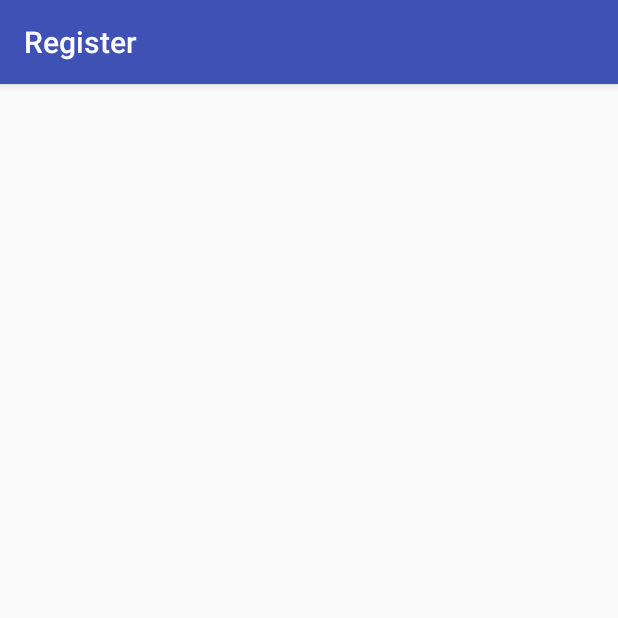
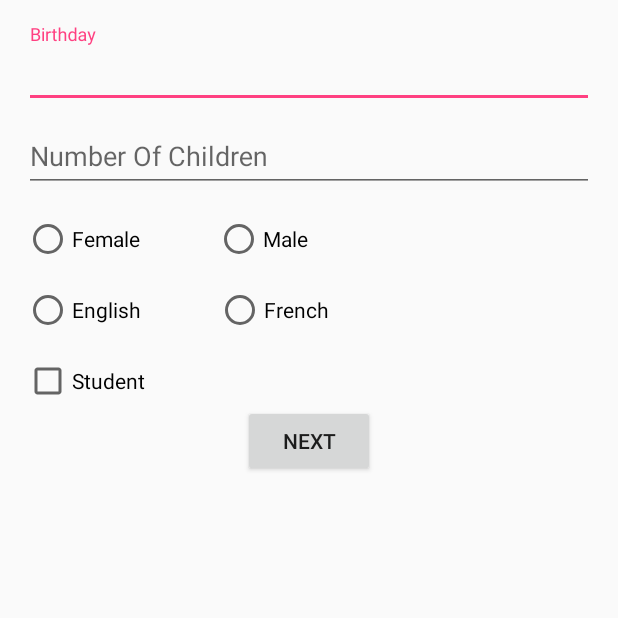
Before and after one commit to Caryntjen/EVA-Android-Group-18, an Android app: the RegisterActivity screen opened directly, with no data from a screen before it, on a phone screen of 412 x 824 dp, the top half of it. Run offline under Robolectric (Android 15) with nearby library versions, the phone set to English and light mode, and no system bars.

Commit message:
Added Part 2 of the Registration and linked them together with a CustomViewPager. Also made adjustments in Part 1 of Registration to make it combatible for view the next part of the registration. Also did some refactoring en renaming.

```diff
--- a/app/src/main/java/com/evavzw/twentyonedayschallenge/BirthDatePickerFragment.java
+++ b/app/src/main/java/com/evavzw/twentyonedayschallenge/BirthDatePickerFragment.java
@@ -2,7 +2,7 @@ package com.evavzw.twentyonedayschallenge;
 
 import android.app.DatePickerDialog;
 import android.app.Dialog;
-import android.app.DialogFragment;
+import android.support.v4.app.DialogFragment;
 import android.os.Bundle;
 import android.widget.DatePicker;
 
--- /dev/null
+++ b/app/src/main/java/com/evavzw/twentyonedayschallenge/NonSwipeablePagerAdapter.java
@@ -0,0 +1,33 @@
+package com.evavzw.twentyonedayschallenge;
+
+import android.support.v4.app.Fragment;
+import android.support.v4.app.FragmentManager;
+import android.support.v4.app.FragmentPagerAdapter;
+
+/**
+ * Created by Matthias on 29/10/2015.
+ */
+public class NonSwipeablePagerAdapter extends FragmentPagerAdapter {
+
+    public NonSwipeablePagerAdapter(FragmentManager fragmentManager) {
+        super(fragmentManager);
+    }
+
+    @Override
+    public Fragment getItem(int position) {
+        switch (position) {
+
+            case 0:
+                return new RegistrationPartOne();
+            case 1:
+                return new RegistrationPartTwo();
+            default:
+                return null;
+        }
+    }
+
+    @Override
+    public int getCount() {
+        return 2;
+    }
+}
--- a/app/src/main/java/com/evavzw/twentyonedayschallenge/NonSwipeableViewPager.java
+++ b/app/src/main/java/com/evavzw/twentyonedayschallenge/NonSwipeableViewPager.java
@@ -3,6 +3,7 @@ package com.evavzw.twentyonedayschallenge;
 /**
  * Created by Matthias on 27/10/2015.
  */
+
 import android.content.Context;
 import android.support.v4.view.ViewPager;
 import android.util.AttributeSet;
@@ -27,4 +28,6 @@ public class NonSwipeableViewPager extends ViewPager {
     public boolean onTouchEvent(MotionEvent event) {
         return false;
     }
+
+
 }
--- a/app/src/main/java/com/evavzw/twentyonedayschallenge/RegisterActivity.java
+++ b/app/src/main/java/com/evavzw/twentyonedayschallenge/RegisterActivity.java
@@ -1,13 +1,29 @@
 package com.evavzw.twentyonedayschallenge;
 
-import android.support.v7.app.AppCompatActivity;
 import android.os.Bundle;
+import android.support.v4.app.FragmentActivity;
+import android.support.v4.view.ViewPager;
+import android.view.View;
 
-public class RegisterActivity extends AppCompatActivity {
+public class RegisterActivity extends FragmentActivity implements RegistrationPartOne.Callback {
+
+    NonSwipeablePagerAdapter paRegistration;
+    ViewPager vpRegister;
 
     @Override
     protected void onCreate(Bundle savedInstanceState) {
         super.onCreate(savedInstanceState);
         setContentView(R.layout.activity_register);
+
+        paRegistration = new NonSwipeablePagerAdapter(getSupportFragmentManager());
+        vpRegister = (ViewPager) findViewById(R.id.vpRegistration);
+        vpRegister.setAdapter(paRegistration);
+
+
+    }
+
+    @Override
+    public void onButtonClick(View button) {
+        vpRegister.setCurrentItem(1);
     }
 }
--- a/app/src/main/java/com/evavzw/twentyonedayschallenge/RegistrationPartOne.java
+++ b/app/src/main/java/com/evavzw/twentyonedayschallenge/RegistrationPartOne.java
@@ -1,7 +1,9 @@
 package com.evavzw.twentyonedayschallenge;
 
+import android.app.Activity;
 import android.app.DatePickerDialog;
-import android.app.Fragment;
+import android.content.Context;
+import android.support.v4.app.Fragment;
 import android.os.Bundle;
 import android.view.LayoutInflater;
 import android.view.View;
@@ -13,13 +15,12 @@ import android.widget.EditText;
 import android.widget.RadioButton;
 import android.widget.RadioGroup;
 
-import java.util.Calendar;
-
 
 public class RegistrationPartOne extends Fragment implements View.OnClickListener {
 
     // UI references.
     private static EditText etBirthday;
+    private static EditText etChildren;
     private static RadioGroup rgSex;
     private static RadioButton rbMale;
     private static RadioButton rbFemale;
@@ -31,12 +32,12 @@ public class RegistrationPartOne extends Fragment implements View.OnClickListene
 
     private String sex;
     private String language;
-    private String brithday;
+    private String birthday;
+    private int children;
 
     private boolean isStudent = false;
 
     public RegistrationPartOne() {
-        // Required empty public constructor
     }
 
     @Override
@@ -48,9 +49,11 @@ public class RegistrationPartOne extends Fragment implements View.OnClickListene
     public View onCreateView(LayoutInflater inflater, ViewGroup container, Bundle savedInstanceState) {
         View view = inflater.inflate(R.layout.fragment_registration_part_one, container, false);
 
-        etBirthday = (EditText) view.findViewById(R.id.birthday);
-        etBirthday.setEnabled(false);
+        etBirthday = (EditText) view.findViewById(R.id.etBirthday);
+        //etBirthday.setEnabled(false);
         etBirthday.setOnClickListener(this);
+
+        etChildren = (EditText) view.findViewById(R.id.etNumberOfChildren);
 
         rgSex = (RadioGroup) view.findViewById(R.id.rgSex);
         rgSex.setOnClickListener(this);
@@ -71,7 +74,13 @@ public class RegistrationPartOne extends Fragment implements View.OnClickListene
         cbStudent.setOnClickListener(this);
 
         btnNext = (Button) view.findViewById(R.id.btnNext);
-        btnNext.setOnClickListener(this);
+        btnNext.setOnClickListener(new View.OnClickListener() {
+            public void onClick(View view) {
+                if (callback != null) {
+                    callback.onButtonClick(view);
+                }
+            }
+        });
         return view;
     }
 
@@ -86,10 +95,10 @@ public class RegistrationPartOne extends Fragment implements View.OnClickListene
 
         public void onDateSet(DatePicker view, int year, int monthOfYear,
                               int dayOfMonth) {
-            brithday = String.valueOf(dayOfMonth) + "-" + String.valueOf(monthOfYear + 1)
+            birthday = String.valueOf(dayOfMonth) + "-" + String.valueOf(monthOfYear + 1)
                     + "-" + String.valueOf(year);
 
-            etBirthday.setText(brithday);
+            etBirthday.setText(birthday);
         }
     };
 
@@ -97,42 +106,65 @@ public class RegistrationPartOne extends Fragment implements View.OnClickListene
     public void onClick(View view) {
 
         switch (view.getId()) {
-            case R.id.birthday:
+            case R.id.etBirthday:
                 showBirthDatePicker();
-
+                break;
 
             case R.id.rbEnglish:
-                if (rbEnglish.isChecked())
-                    language = "EN";
+                //if (rbEnglish.isChecked())
+                language = "EN";
                 break;
             case R.id.rbFrench:
-                if (rbFrench.isChecked())
-                    language = "FR";
+                //if (rbFrench.isChecked())
+                language = "FR";
                 break;
 
 
             case R.id.rbMale:
-                if (rbMale.isChecked())
-                    sex = "M";
+                //if (rbMale.isChecked())
+                sex = "M";
                 break;
             case R.id.rbFemale:
-                if (rbFemale.isChecked())
-                    sex = "F";
+                //if (rbFemale.isChecked())
+                sex = "F";
                 break;
 
             case R.id.cbStudent:
-                if (cbStudent.isChecked()) {
-                    isStudent = true;
-                } else isStudent = false;
+                //cbStudent.setChecked(!cbStudent.isChecked());
+                isStudent = cbStudent.isChecked();
                 break;
 
-            case R.id.btnNext:
-                //TODO: Need some validation
-                break;
+            //case R.id.btnNext:
+            //TODO: Need some validation
+            //break;
 
             default:
                 break;
         }
 
     }
+
+    public interface Callback {
+        public void onButtonClick(View button);
+    }
+
+    private Callback callback;
+
+    @Override
+    public void onAttach(Context context) {
+        super.onAttach(context);
+
+        Activity a;
+
+        if (context instanceof Activity) {
+            callback = (Callback) context;
+        }
+
+    }
+
+    @Override
+    public void onDetach() {
+        callback = null;
+        super.onDetach();
+    }
 }
--- /dev/null
+++ b/app/src/main/java/com/evavzw/twentyonedayschallenge/RegistrationPartTwo.java
@@ -0,0 +1,108 @@
+package com.evavzw.twentyonedayschallenge;
+
+import android.support.v4.app.Fragment;
+import android.os.Bundle;
+import android.view.LayoutInflater;
+import android.view.View;
+import android.view.ViewGroup;
+import android.widget.Button;
+import android.widget.CheckBox;
+import android.widget.RadioButton;
+import android.widget.RadioGroup;
+
+
+public class RegistrationPartTwo extends Fragment implements View.OnClickListener {
+
+    // UI references.
+    private static RadioGroup rgKindOfVegitarian;
+    private static RadioButton rbOmnivorism;
+    private static RadioButton rbPescetarianism;
+    private static RadioButton rbVegetarianism;
+    private static RadioButton rbParttimeVegetarianism;
+    private static RadioButton rbVeganism;
+    private static CheckBox cbNewsletter;
+    private static Button btnComplete;
+
+    private String diet;
+
+    private boolean wantsNewsletter = true;
+
+    public RegistrationPartTwo() {
+    }
+
+    @Override
+    public void onCreate(Bundle savedInstanceState) {
+        super.onCreate(savedInstanceState);
+    }
+
+    @Override
+    public View onCreateView(LayoutInflater inflater, ViewGroup container, Bundle savedInstanceState) {
+        View view = inflater.inflate(R.layout.fragment_registration_part_two, container, false);
+
+        rgKindOfVegitarian = (RadioGroup) view.findViewById(R.id.rgKindOfVegitarian);
+        rgKindOfVegitarian.setOnClickListener(this);
+        rbOmnivorism = (RadioButton) view.findViewById(R.id.rbOmnivorism);
+        rbOmnivorism.setOnClickListener(this);
+        rbPescetarianism = (RadioButton) view.findViewById(R.id.rbPescetarianism);
+        rbPescetarianism.setOnClickListener(this);
+        rbVegetarianism = (RadioButton) view.findViewById(R.id.rbVegetarianism);
+        rbVegetarianism.setOnClickListener(this);
+        rbParttimeVegetarianism = (RadioButton) view.findViewById(R.id.rbParttimeVegetarianism);
+        rbParttimeVegetarianism.setOnClickListener(this);
+        rbVeganism = (RadioButton) view.findViewById(R.id.rbVeganism);
+        rbVeganism.setOnClickListener(this);
+
+        cbNewsletter = (CheckBox) view.findViewById(R.id.cbNewsletter);
+        cbNewsletter.setChecked(true);
+        cbNewsletter.setOnClickListener(this);
+
+        btnComplete = (Button) view.findViewById(R.id.btnComplete);
+        btnComplete.setOnClickListener(this);
+        return view;
+    }
+
+
+    @Override
+    public void onClick(View view) {
+
+        switch (view.getId()) {
+            case R.id.rbOmnivorism:
+                //if (rbOmnivorism.isChecked())
+                diet = "Omnivorism";
+                break;
+            case R.id.rbPescetarianism:
+                //if (rbPescetarianism.isChecked())
+                diet = "Pescetarianism";
+                break;
+            case R.id.rbVegetarianism:
+                //if (rbVegetarianism.isChecked())
+                diet = "Vegetarianism";
+                break;
+            case R.id.rbParttimeVegetarianism:
+                //if (rbParttimeVegetarianism.isChecked())
+                diet = "Part-Time Vegetarianism";
+                break;
+            case R.id.rbVeganism:
+                //if (rbVeganism.isChecked())
+                diet = "Veganism";
+                break;
+
+            case R.id.cbNewsletter:
+                //cbNewsletter.setChecked(!cbNewsletter.isChecked());
+                wantsNewsletter = cbNewsletter.isChecked();
+                break;
+
+            case R.id.btnComplete:
+                //TODO: Need some validation
+                break;
+
+            default:
+                break;
+        }
+
+    }
+
+    public static RegistrationPartTwo newInstance() {
+        return new RegistrationPartTwo();
+    }
+}
--- a/app/src/main/res/layout/activity_register.xml
+++ b/app/src/main/res/layout/activity_register.xml
@@ -4,9 +4,15 @@
     android:layout_height="match_parent">
 
     <com.evavzw.twentyonedayschallenge.NonSwipeableViewPager
-        android:id="@+id/view_pager"
+        xmlns:android="http://schemas.android.com/apk/res/android"
+        android:id="@+id/vpRegistration"
         android:layout_width="match_parent"
-        android:layout_height="0dp"
-        android:layout_weight="1" />
+        android:layout_height="match_parent" />
+
+    <Button
+        android:id="@+id/btnNext2"
+        android:text="@string/Next"
+        android:layout_width="match_parent"
+        android:layout_height="match_parent" />
 
 </LinearLayout>
--- a/app/src/main/res/layout/fragment_menu.xml
+++ b/app/src/main/res/layout/fragment_menu.xml
@@ -4,7 +4,7 @@
     android:layout_gravity="left|top">
 
     <android.support.v4.view.ViewPager xmlns:android="http://schemas.android.com/apk/res/android"
-        android:id="@+id/pager"
+        android:id="@+id/vpRegistration"
         android:layout_width="match_parent"
         android:layout_height="match_parent"></android.support.v4.view.ViewPager>
 </RelativeLayout>
--- a/app/src/main/res/layout/fragment_registration_part_one.xml
+++ b/app/src/main/res/layout/fragment_registration_part_one.xml
@@ -1,3 +1,4 @@
+<?xml version="1.0" encoding="utf-8"?>
 <LinearLayout xmlns:android="http://schemas.android.com/apk/res/android"
     xmlns:tools="http://schemas.android.com/tools"
     android:layout_width="match_parent"
@@ -12,12 +13,12 @@
 
 
     <ScrollView
-        android:id="@+id/login_form"
+        android:id="@+id/personal_form"
         android:layout_width="match_parent"
         android:layout_height="wrap_content">
 
         <LinearLayout
-            android:id="@+id/email_login_form"
+            android:id="@+id/registration_form_part_one"
             android:layout_width="match_parent"
             android:layout_height="wrap_content"
             android:orientation="vertical">
@@ -27,7 +28,7 @@
                 android:layout_height="wrap_content">
 
                 <EditText
-                    android:id="@+id/birthday"
+                    android:id="@+id/etBirthday"
                     android:layout_width="match_parent"
                     android:layout_height="wrap_content"
                     android:hint="@string/prompt_birthday"
@@ -37,9 +38,20 @@
 
             </android.support.design.widget.TextInputLayout>
 
+            <android.support.design.widget.TextInputLayout
+                android:layout_width="match_parent"
+                android:layout_height="wrap_content">
 
-        </LinearLayout>
-    </ScrollView>
+                <EditText
+                    android:id="@+id/etNumberOfChildren"
+                    android:layout_width="match_parent"
+                    android:layout_height="wrap_content"
+                    android:hint="@string/prompt_children"
+                    android:inputType="number"
+                    android:maxLines="1"
+                    android:singleLine="true" />
+
+            </android.support.design.widget.TextInputLayout>
 
             <RadioGroup
                 android:id="@+id/rgSex"
@@ -52,11 +64,10 @@
                 <RadioButton
                     android:id="@+id/rbFemale"
                     android:layout_width="wrap_content"
-            android:layout_height="match_parent"
+                    android:layout_height="wrap_content"
                     android:layout_marginRight="50dp"
                     android:checked="false"
-            android:text="@string/registration.female"
-            android:onClick="onSexRadioButtonClicked"/>
+                    android:text="@string/registration.female" />
 
                 <RadioButton
                     android:id="@+id/rbMale"
@@ -64,8 +75,7 @@
                     android:layout_height="wrap_content"
                     android:layout_gravity="center_horizontal"
                     android:checked="false"
-            android:text="@string/registration.male"
-            android:onClick="onSexRadioButtonClicked"/>
+                    android:text="@string/registration.male" />
 
             </RadioGroup>
 
@@ -80,11 +90,10 @@
                 <RadioButton
                     android:id="@+id/rbEnglish"
                     android:layout_width="wrap_content"
-            android:layout_height="match_parent"
+                    android:layout_height="wrap_content"
                     android:layout_marginRight="50dp"
                     android:checked="false"
-            android:text="@string/registration.english"
-            android:onClick="onLanguageRadioButtonClicked"/>
+                    android:text="@string/registration.english" />
 
                 <RadioButton
                     android:id="@+id/rbFrench"
@@ -92,8 +101,7 @@
                     android:layout_height="wrap_content"
                     android:layout_gravity="center_horizontal"
                     android:checked="false"
-            android:text="@string/registration.french"
-            android:onClick="onLanguageRadioButtonClicked"/>
+                    android:text="@string/registration.french" />
 
             </RadioGroup>
 
@@ -113,3 +121,7 @@
                 android:text="@string/Next" />
 
         </LinearLayout>
+    </ScrollView>
+
+
+</LinearLayout>
```
Also changed, not shown: app/src/main/res/layout/fragment_registration_part_two.xml (added, +89 -0 lines), app/src/main/res/values/strings.xml (+8 -0 lines). Lines whose indentation alone changed are shown as unchanged.
